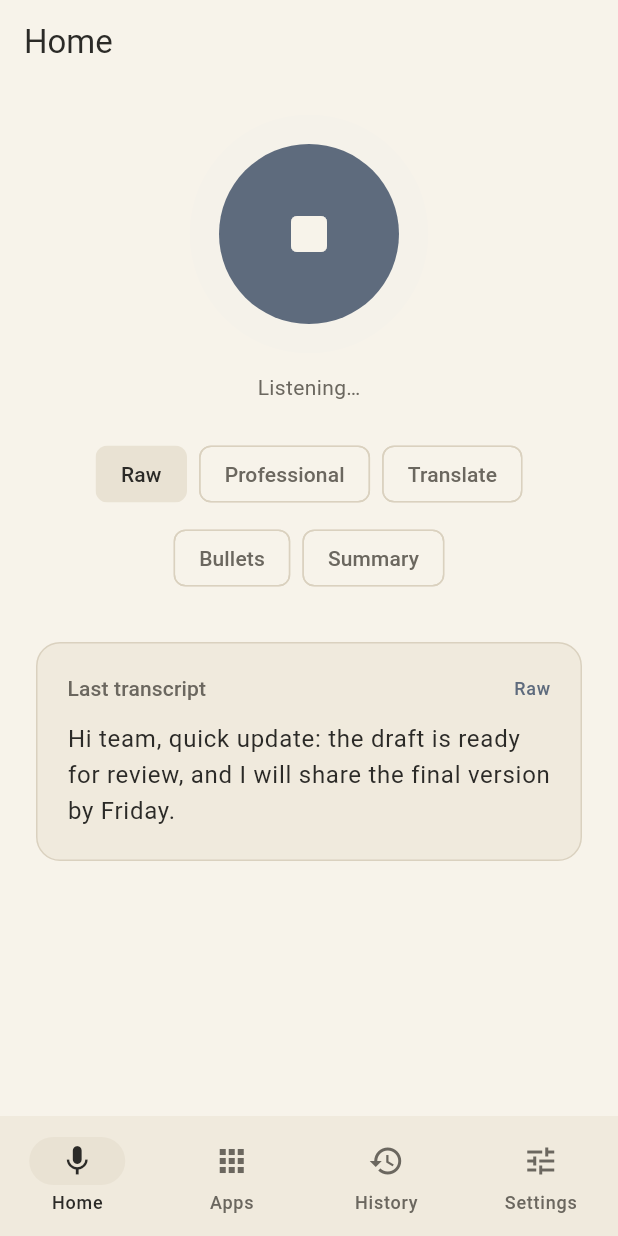
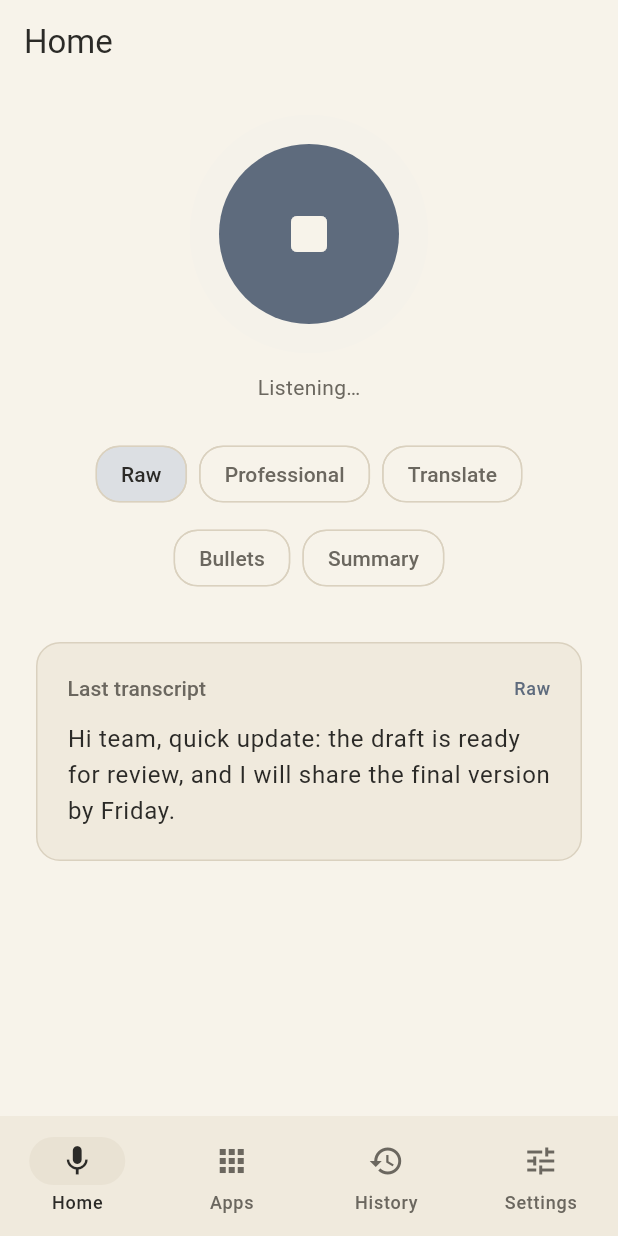
Before and after one commit to shahdivax/varnuvi, a Flutter app: the screen it shows after launch, after a tap on the "mic" icon, on a phone screen of 412 x 824 dp. Run offline on Flutter 3.47's test engine with Material 3 defaults, Android fonts, the phone set to English and light mode, and no system bars.

Commit message:
Polish 2: theme shapes for buttons, chips, inputs, segmented control

```diff
--- a/lib/screens/apps_screen.dart
+++ b/lib/screens/apps_screen.dart
@@ -3,7 +3,6 @@ import 'package:flutter/material.dart';
 import '../bridge/native_bridge.dart';
 import '../models/installed_app.dart';
 import '../theme/app_spacing.dart';
-import '../theme/app_theme.dart';
 import '../widgets/app_toggle_tile.dart';
 import '../widgets/placeholder_view.dart';
 
@@ -110,9 +109,6 @@ class _AppsScreenState extends State<AppsScreen> {
             decoration: InputDecoration(
               hintText: 'Search apps',
               prefixIcon: const Icon(Icons.search),
-              border: OutlineInputBorder(
-                borderRadius: BorderRadius.circular(AppTheme.radius),
-              ),
             ),
           ),
         ),
--- a/lib/theme/app_theme.dart
+++ b/lib/theme/app_theme.dart
@@ -67,7 +67,16 @@ abstract final class AppTheme {
         surfaceTint: Colors.transparent,
       ));
 
+  static RoundedRectangleBorder _shape() =>
+      RoundedRectangleBorder(borderRadius: BorderRadius.circular(radius));
+
   static ThemeData _build(ColorScheme scheme) {
+    OutlineInputBorder outline(Color color, [double width = 1]) =>
+        OutlineInputBorder(
+          borderRadius: BorderRadius.circular(radius),
+          borderSide: BorderSide(color: color, width: width),
+        );
+
     return ThemeData(
       useMaterial3: true,
       colorScheme: scheme,
@@ -80,6 +89,34 @@ abstract final class AppTheme {
         surfaceTintColor: Colors.transparent,
       ),
       dividerTheme: DividerThemeData(color: scheme.outline, thickness: 1),
+      filledButtonTheme: FilledButtonThemeData(
+        style: FilledButton.styleFrom(
+          shape: _shape(),
+          minimumSize: const Size(48, 48),
+        ),
+      ),
+      chipTheme: ChipThemeData(
+        shape: _shape(),
+        side: BorderSide(color: scheme.outline),
+        backgroundColor: Colors.transparent,
+        selectedColor: scheme.primaryContainer,
+      ),
+      segmentedButtonTheme: SegmentedButtonThemeData(
+        style: ButtonStyle(
+          shape: WidgetStatePropertyAll(_shape()),
+          side: WidgetStatePropertyAll(BorderSide(color: scheme.outline)),
+          backgroundColor: WidgetStateProperty.resolveWith(
+            (states) => states.contains(WidgetState.selected)
+                ? scheme.primaryContainer
+                : Colors.transparent,
+          ),
+        ),
+      ),
+      inputDecorationTheme: InputDecorationTheme(
+        border: outline(scheme.outline),
+        enabledBorder: outline(scheme.outline),
+        focusedBorder: outline(scheme.primary, 2),
+      ),
     );
   }
 }
```
Also changed, not shown: 1 other file.
